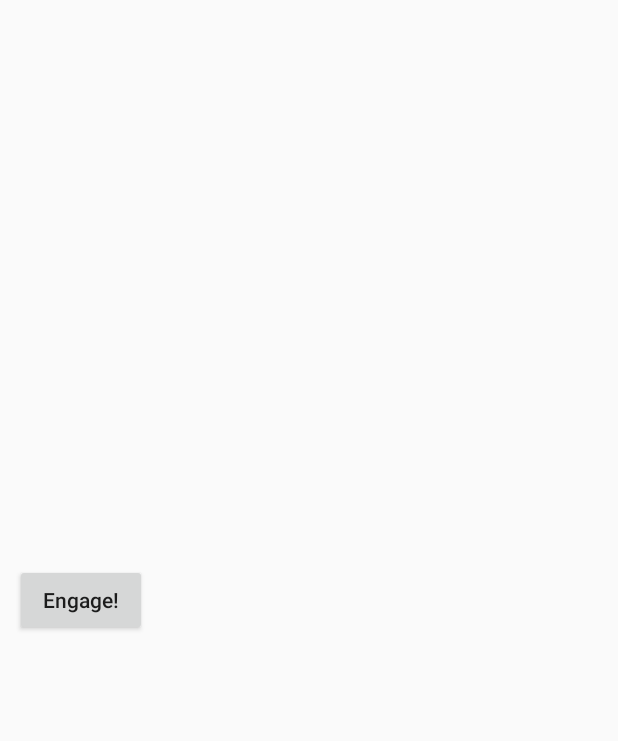
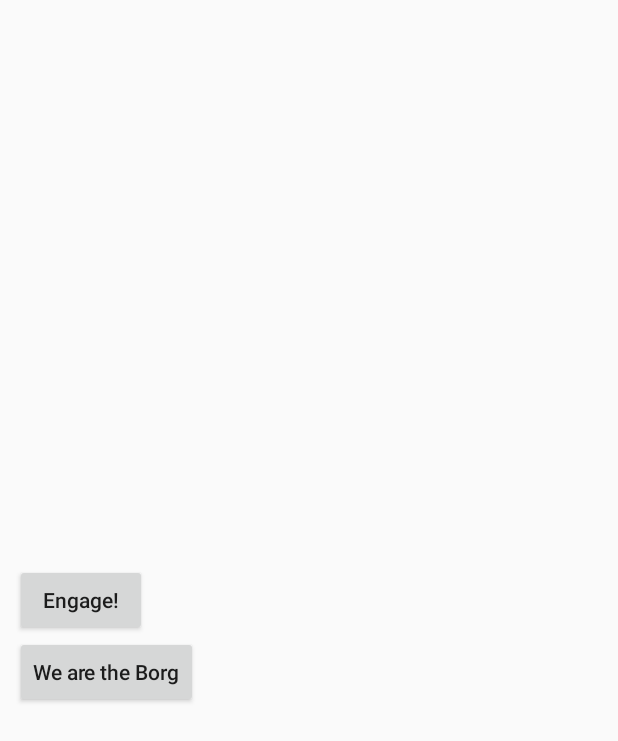
Before and after one commit to alim586/StarTrekSoundBoard, an Android app: the screen it shows after launch (Home), after a tap on "Engage!", on a phone screen of 412 x 824 dp. Shown: the top 741 px of the screen. Run offline under Robolectric (Android 15) with nearby library versions, the phone set to English and light mode, and no system bars.

Commit message:
Added button borg1, added sound files

```diff
--- a/app/src/main/java/random/projects/startreksoundboard/Home.java
+++ b/app/src/main/java/random/projects/startreksoundboard/Home.java
@@ -16,25 +16,41 @@ public class Home extends Activity {
         setContentView(R.layout.activity_main);
 
         final Button engage = findViewById(R.id.engage);
-
+        final Button borg1 = findViewById(R.id.borg1);
+        final MediaPlayer mediaPlayerEngage = MediaPlayer.create(getApplicationContext(), R.raw.engage);
+        final MediaPlayer mediaPlayerBorg1 = MediaPlayer.create(getApplicationContext(), R.raw.borg1);
         engage.setOnClickListener(new View.OnClickListener() {
             public void onClick(View v) {
 
-                //sound snippet from http://www.trekcore.com/audio/
-                MediaPlayer mediaPlayer = MediaPlayer.create(getApplicationContext(), R.raw.warpcorebreachsoonerthanyouthink_ep);
-
-                int audioSessionId = mediaPlayer.getAudioSessionId();
+                int audioSessionId = mediaPlayerEngage.getAudioSessionId();
 
 
-                System.out.println("sessionId"+audioSessionId);
-                int duration = mediaPlayer.getDuration();
+                System.out.println("sessionId" + audioSessionId);
+                int duration = mediaPlayerEngage.getDuration();
 
-                if (mediaPlayer.isPlaying()) {
+                if (mediaPlayerEngage.isPlaying()) {
                     System.out.println("media player is playing");
-                    mediaPlayer.reset();
                     return;
                 }
-                mediaPlayer.start();
+                mediaPlayerEngage.start();
+                System.out.println("duration track: " + duration);
+            }
+        });
+
+        borg1.setOnClickListener(new View.OnClickListener() {
+            public void onClick(View v) {
+
+                int audioSessionId = mediaPlayerBorg1.getAudioSessionId();
+
+
+                System.out.println("sessionId" + audioSessionId);
+                int duration = mediaPlayerBorg1.getDuration();
+
+                if (mediaPlayerBorg1.isPlaying()) {
+                    System.out.println("media player is playing");
+                    return;
+                }
+                mediaPlayerBorg1.start();
                 System.out.println("duration track: " + duration);
 
             }
--- a/app/src/main/res/layout/activity_main.xml
+++ b/app/src/main/res/layout/activity_main.xml
@@ -17,4 +17,15 @@
         android:textAllCaps="false"
         android:layout_marginLeft="10dp" />
 
+    <Button
+        android:id="@+id/borg1"
+        android:layout_width="wrap_content"
+        android:layout_height="wrap_content"
+        android:layout_marginBottom="352dp"
+        android:layout_marginLeft="10dp"
+        android:text="We are the Borg"
+        android:textAllCaps="false"
+        app:layout_constraintBottom_toBottomOf="parent"
+        app:layout_constraintLeft_toLeftOf="parent" />
+
 </android.support.constraint.ConstraintLayout>
```
